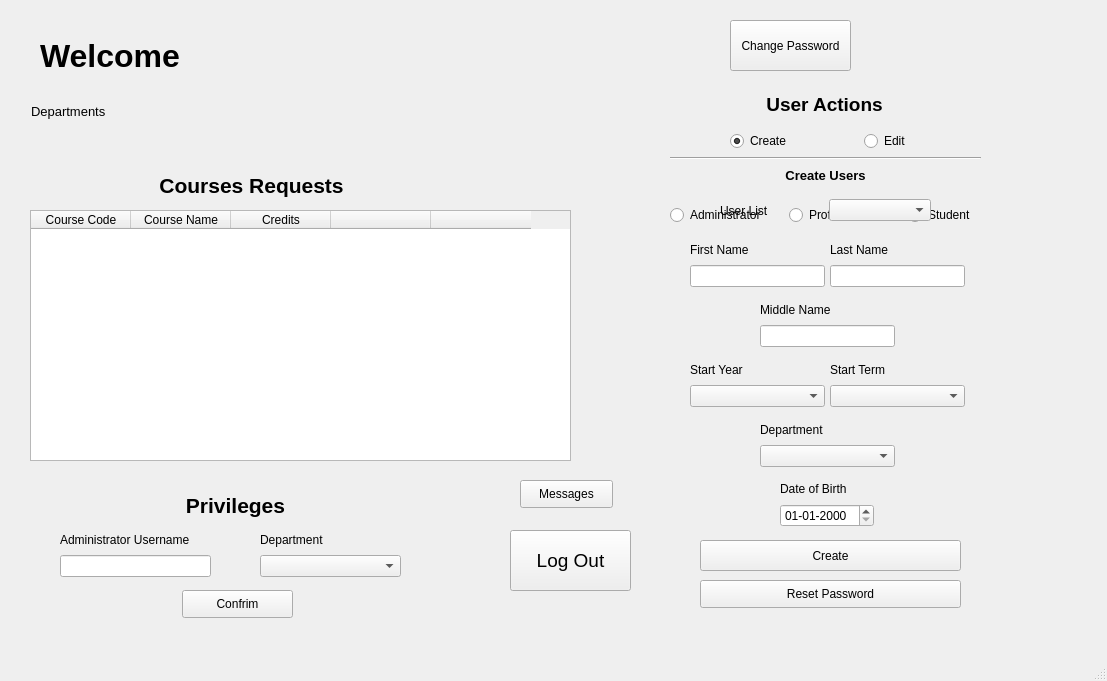
First picture: the form in PreRegistrationGui/systemwindowadminstrator.ui, repository ritaaoun/Preregistration, before the edit.
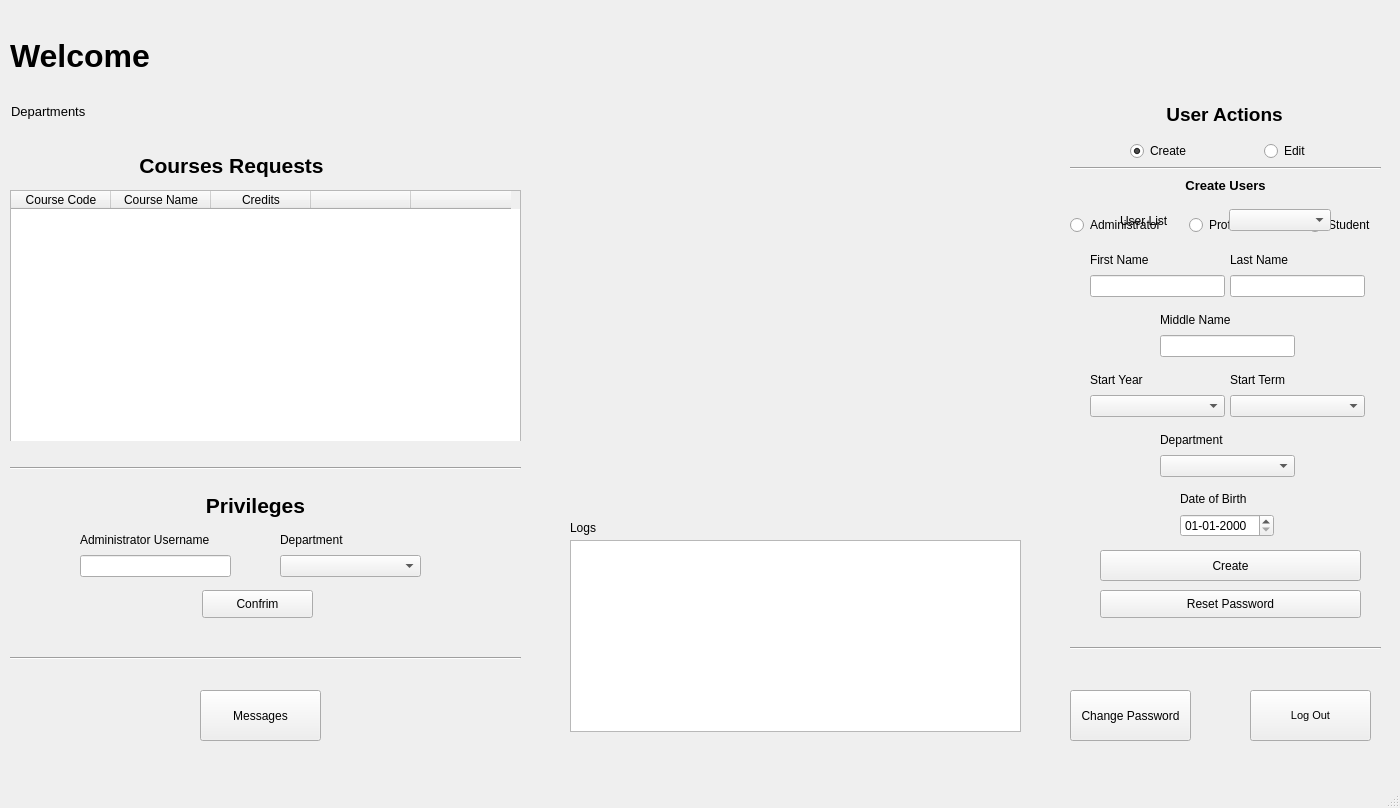
Second picture: the form after the edit.

Patch:
```diff
--- a/PreRegistrationGui/systemwindowadminstrator.ui
+++ b/PreRegistrationGui/systemwindowadminstrator.ui
@@ -6,8 +6,8 @@
    <rect>
     <x>0</x>
     <y>0</y>
-    <width>1107</width>
-    <height>681</height>
+    <width>1400</width>
+    <height>808</height>
    </rect>
   </property>
   <property name="windowTitle">
@@ -17,7 +17,7 @@
    <widget class="QLabel" name="label_welcome">
     <property name="geometry">
      <rect>
-      <x>40</x>
+      <x>10</x>
       <y>30</y>
       <width>871</width>
       <height>51</height>
@@ -37,9 +37,9 @@
    <widget class="QWidget" name="widget" native="true">
     <property name="geometry">
      <rect>
-      <x>30</x>
-      <y>160</y>
-      <width>541</width>
+      <x>10</x>
+      <y>140</y>
+      <width>521</width>
       <height>301</height>
      </rect>
     </property>
@@ -71,8 +71,8 @@
       <rect>
        <x>0</x>
        <y>50</y>
-       <width>541</width>
-       <height>251</height>
+       <width>511</width>
+       <height>271</height>
       </rect>
      </property>
      <property name="editTriggers">
@@ -108,8 +108,8 @@
    <widget class="QWidget" name="widget_2" native="true">
     <property name="geometry">
      <rect>
-      <x>670</x>
-      <y>80</y>
+      <x>1070</x>
+      <y>90</y>
       <width>311</width>
       <height>541</height>
      </rect>
@@ -470,7 +470,7 @@
    <widget class="QWidget" name="widget_4" native="true">
     <property name="geometry">
      <rect>
-      <x>50</x>
+      <x>70</x>
       <y>480</y>
       <width>361</width>
       <height>141</height>
@@ -560,15 +560,15 @@
    <widget class="QPushButton" name="pbLogout">
     <property name="geometry">
      <rect>
-      <x>510</x>
-      <y>530</y>
+      <x>1250</x>
+      <y>690</y>
       <width>121</width>
-      <height>61</height>
+      <height>51</height>
      </rect>
     </property>
     <property name="font">
      <font>
-      <pointsize>14</pointsize>
+      <pointsize>8</pointsize>
      </font>
     </property>
     <property name="text">
@@ -578,10 +578,10 @@
    <widget class="QPushButton" name="pushButton">
     <property name="geometry">
      <rect>
-      <x>520</x>
-      <y>480</y>
-      <width>93</width>
-      <height>28</height>
+      <x>200</x>
+      <y>690</y>
+      <width>121</width>
+      <height>51</height>
      </rect>
     </property>
     <property name="text">
@@ -591,8 +591,8 @@
    <widget class="QPushButton" name="pbChangePassword">
     <property name="geometry">
      <rect>
-      <x>730</x>
-      <y>20</y>
+      <x>1070</x>
+      <y>690</y>
       <width>121</width>
       <height>51</height>
      </rect>
@@ -601,10 +601,75 @@
      <string>Change Password</string>
     </property>
    </widget>
+   <widget class="Line" name="line_2">
+    <property name="geometry">
+     <rect>
+      <x>1070</x>
+      <y>640</y>
+      <width>311</width>
+      <height>16</height>
+     </rect>
+    </property>
+    <property name="orientation">
+     <enum>Qt::Horizontal</enum>
+    </property>
+   </widget>
+   <widget class="Line" name="line_3">
+    <property name="geometry">
+     <rect>
+      <x>10</x>
+      <y>460</y>
+      <width>511</width>
+      <height>16</height>
+     </rect>
+    </property>
+    <property name="orientation">
+     <enum>Qt::Horizontal</enum>
+    </property>
+   </widget>
+   <widget class="Line" name="line_4">
+    <property name="geometry">
+     <rect>
+      <x>10</x>
+      <y>650</y>
+      <width>511</width>
+      <height>16</height>
+     </rect>
+    </property>
+    <property name="orientation">
+     <enum>Qt::Horizontal</enum>
+    </property>
+   </widget>
+   <widget class="QTextBrowser" name="tbLog">
+    <property name="geometry">
+     <rect>
+      <x>570</x>
+      <y>540</y>
+      <width>451</width>
+      <height>192</height>
+     </rect>
+    </property>
+    <property name="openLinks">
+     <bool>false</bool>
+    </property>
+   </widget>
+   <widget class="QLabel" name="label_15">
+    <property name="geometry">
+     <rect>
+      <x>570</x>
+      <y>520</y>
+      <width>55</width>
+      <height>16</height>
+     </rect>
+    </property>
+    <property name="text">
+     <string>Logs</string>
+    </property>
+   </widget>
    <widget class="QLabel" name="label_8">
     <property name="geometry">
      <rect>
-      <x>31</x>
+      <x>11</x>
       <y>101</y>
       <width>97</width>
       <height>21</height>
@@ -625,9 +690,9 @@
    <widget class="QLabel" name="label_departments">
     <property name="geometry">
      <rect>
-      <x>149</x>
+      <x>129</x>
       <y>101</y>
-      <width>481</width>
+      <width>661</width>
       <height>21</height>
      </rect>
     </property>
```
Left out of the diff: 6 changed lines with no effect on the pictures.
